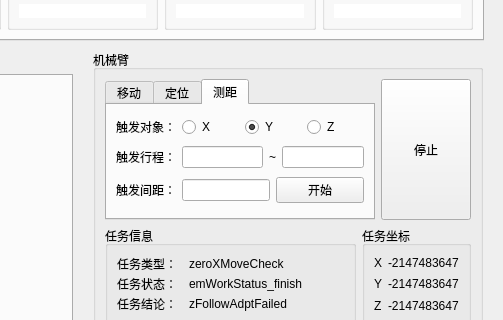
This is form/formctrl.ui in KingChenFY/ZW_JiXieBiTool as Qt 5 draws it before an edit; both pictures show x 497 to 1000 and y 150 to 470 of the 1000 by 640 pixel window. The edited form follows.
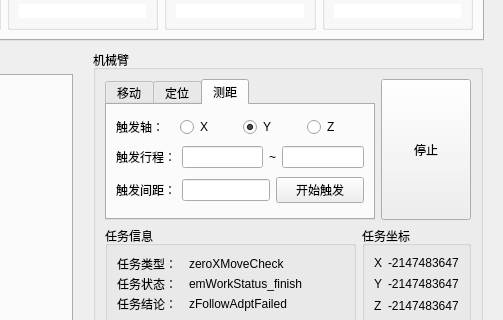
This is the edited form. Custom widgets are drawn as their Qt base class.

What changed in the file:
```diff
--- a/form/formctrl.ui
+++ b/form/formctrl.ui
@@ -474,7 +474,7 @@
             <item>
              <widget class="QLabel" name="label_5">
               <property name="text">
-               <string>触发对象：</string>
+               <string>触发轴：</string>
               </property>
              </widget>
             </item>
@@ -552,7 +552,7 @@
             <item>
              <widget class="QPushButton" name="pbtn_TriggerStart">
               <property name="text">
-               <string>开始</string>
+               <string>开始触发</string>
               </property>
              </widget>
             </item>
```
